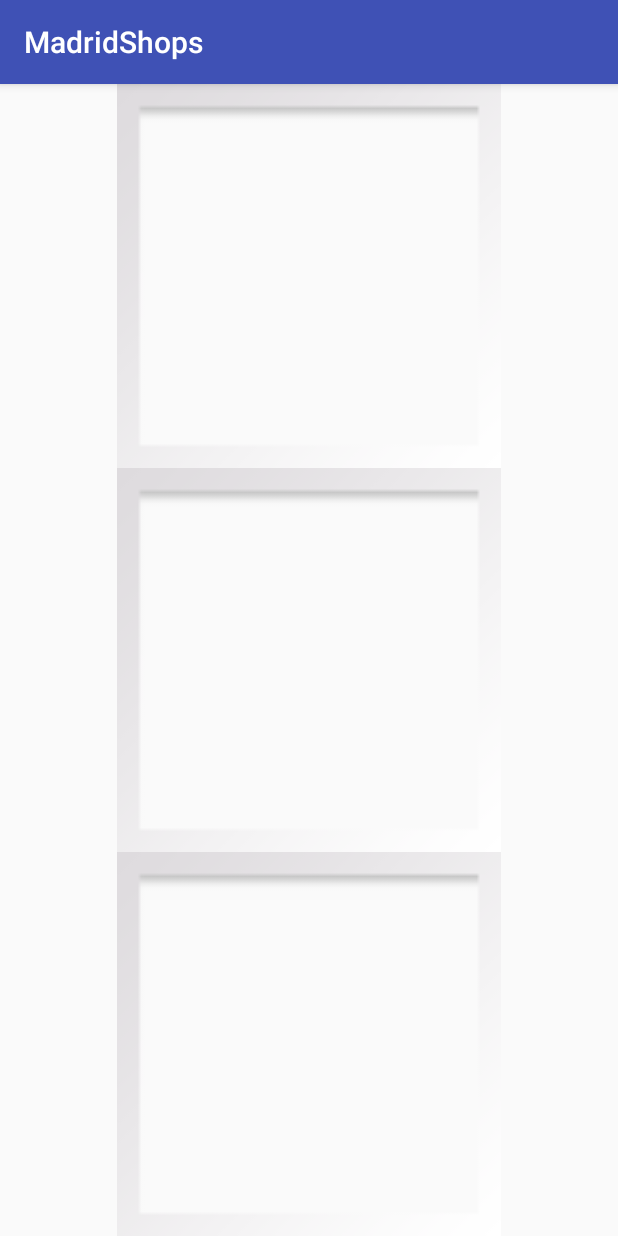
After one commit to JaviGuerCar/Madrid-Shops-Android, an Android app: the PicassoActivity screen opened directly, with no data from a screen before it, on a phone screen of 412 x 824 dp. The commit adds this screen. Run offline under Robolectric (Android 15) with nearby library versions, the phone set to English and light mode, and no system bars; our stand-ins replace Picasso; network calls fail; pictures from the network do not load.

Commit message:
Map finished - Load images with Picasso

```diff
--- a/app/build.gradle
+++ b/app/build.gradle
@@ -39,4 +39,6 @@ dependencies {
     // Enabling Mutidex support to avoid 64k method limit
     implementation 'com.android.support:multidex:1.0.0'
     implementation 'com.google.android.gms:play-services-maps:11.8.0'
+    // Enabling Picasso
+    implementation 'com.squareup.picasso:picasso:2.5.2'
 }
--- a/app/src/main/AndroidManifest.xml
+++ b/app/src/main/AndroidManifest.xml
@@ -2,7 +2,7 @@
 <manifest xmlns:android="http://schemas.android.com/apk/res/android"
     package="com.kc.madridshops">
 
-    <uses-permission android:name="android.permission.INTERNET"></uses-permission>
+    <uses-permission android:name="android.permission.INTERNET" />
 
     <permission
         android:name="com.kc.madridshops.permission.MAPS_RECEIVE"
@@ -35,8 +35,6 @@
         <meta-data
             android:name="com.google.android.maps.v2.API_KEY"
             android:value="@string/GOOGLE_MAPS_API_KEY" />
-
-
         <meta-data
             android:name="com.google.android.gms.version"
             android:value="@integer/google_play_services_version" />
@@ -51,6 +49,7 @@
                 <category android:name="android.intent.category.LAUNCHER" />
             </intent-filter>
         </activity>
+        <activity android:name=".activity.PicassoActivity"></activity>
     </application>
 
 </manifest>
--- /dev/null
+++ b/app/src/main/java/com/kc/madridshops/activity/PicassoActivity.kt
@@ -0,0 +1,35 @@
+package com.kc.madridshops.activity
+
+import android.os.Bundle
+import android.support.v7.app.AppCompatActivity
+import com.kc.madridshops.R
+import com.squareup.picasso.Picasso
+import kotlinx.android.synthetic.main.activity_picasso.*
+
+class PicassoActivity : AppCompatActivity() {
+
+    override fun onCreate(savedInstanceState: Bundle?) {
+        super.onCreate(savedInstanceState)
+        setContentView(R.layout.activity_picasso)
+
+        Picasso.with(this).setIndicatorsEnabled(true)
+
+        Picasso.with(this)
+                .load("https://i.pinimg.com/564x/50/54/3a/50543adfc79f3209893aa528d35142ba--internet-memes-the-internet.jpg")
+                .fit()
+                .placeholder(android.R.drawable.gallery_thumb)
+                .into(img1)
+
+        Picasso.with(this)
+                .load("http://i0.kym-cdn.com/photos/images/facebook/000/641/298/448.jpg")
+                .fit()
+                .placeholder(android.R.drawable.gallery_thumb)
+                .into(img2)
+
+        Picasso.with(this)
+                .load("https://3.bp.blogspot.com/-b78Yw_PkvCQ/WgeZLBoFLSI/AAAAAAAApFU/y5f3C4g1SmQoS_kzhs4mkqwYQLqfqr_zgCLcBGAs/s1600/jarl.jpg")
+                .fit()
+                .placeholder(android.R.drawable.gallery_thumb)
+                .into(img3)
+    }
+}
--- /dev/null
+++ b/app/src/main/res/layout/activity_picasso.xml
@@ -0,0 +1,30 @@
+<?xml version="1.0" encoding="utf-8"?>
+<LinearLayout
+    xmlns:android="http://schemas.android.com/apk/res/android"
+    xmlns:app="http://schemas.android.com/apk/res-auto"
+    xmlns:tools="http://schemas.android.com/tools"
+    android:layout_width="match_parent"
+    android:layout_height="match_parent"
+    android:orientation="vertical"
+    tools:context="com.kc.madridshops.activity.PicassoActivity">
+
+    <ImageView
+        android:id="@+id/img1"
+        android:layout_width="match_parent"
+        android:layout_height="match_parent"
+        android:layout_weight="1"/>
+
+    <ImageView
+        android:id="@+id/img2"
+        android:layout_width="match_parent"
+        android:layout_height="match_parent"
+        android:layout_weight="1"/>
+
+    <ImageView
+        android:id="@+id/img3"
+        android:layout_width="match_parent"
+        android:layout_height="match_parent"
+        android:layout_weight="1"/>
+
+
+</LinearLayout>
--- a/domain/src/main/java/com/kc/madridshops/domain/interactor/getallshops/GetAllShopsInteractorFakeImpl.kt
+++ b/domain/src/main/java/com/kc/madridshops/domain/interactor/getallshops/GetAllShopsInteractorFakeImpl.kt
@@ -44,7 +44,7 @@ class GetAllShopsInteractorFakeImpl: GetAllShopsInteractor {
         val list = ArrayList<Shop>()
 
         for (i in 0..100) {
-            val shop = Shop(i, "Shop " + i, "Address " + i)
+            val shop = Shop(i, "Shop " + i, "Address " + i,"",2.0, 2.0,"","","","","","")
             list.add(shop)
         }
 
--- a/repository/src/main/java/com/kc/madridshops/repository/RepositoryImpl.kt
+++ b/repository/src/main/java/com/kc/madridshops/repository/RepositoryImpl.kt
@@ -43,6 +43,7 @@ class RepositoryImpl(context:Context): Repository {
                 // If all good, parse downloaded data
                 val parser = JsonEntitiesParser()
                 var responseEntity: ShopsResponseEntity
+
                 try {
                     responseEntity = parser.parse<ShopsResponseEntity>(e)
                 }catch (e: InvalidFormatException){
```
Also changed, not shown: app/src/main/java/com/kc/madridshops/MadridShopsApp.kt (+2 -6 lines), app/src/main/java/com/kc/madridshops/activity/MainActivity.kt (+8 -2 lines), app/src/main/java/com/kc/madridshops/router/Router.kt (added, +13 -0 lines), domain/src/main/java/com/kc/madridshops/domain/interactor/getallshops/GetAllShopsInteractorImpl.kt (+39 -4 lines), domain/src/main/java/com/kc/madridshops/domain/model/Shop.kt (+13 -1 lines), repository/src/main/java/com/kc/madridshops/repository/db/DBConstants.kt (+9 -5 lines), repository/src/main/java/com/kc/madridshops/repository/db/dao/ShopDAO.kt (+11 -5 lines), repository/src/main/java/com/kc/madridshops/repository/model/ShopEntity.kt (+6 -3 lines), 1 other file.
